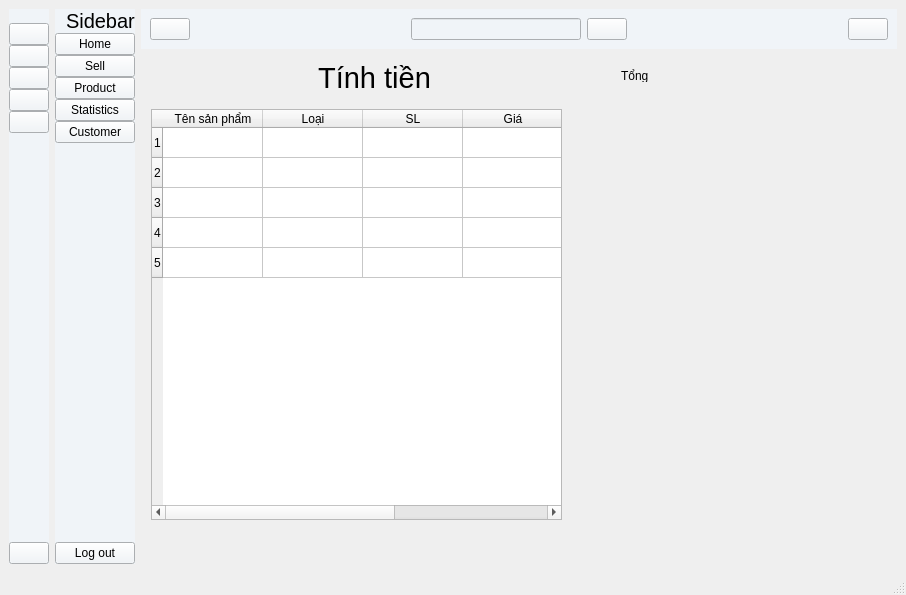
Old version of the form menu.ui in the repository alandwalker2/sanpham.
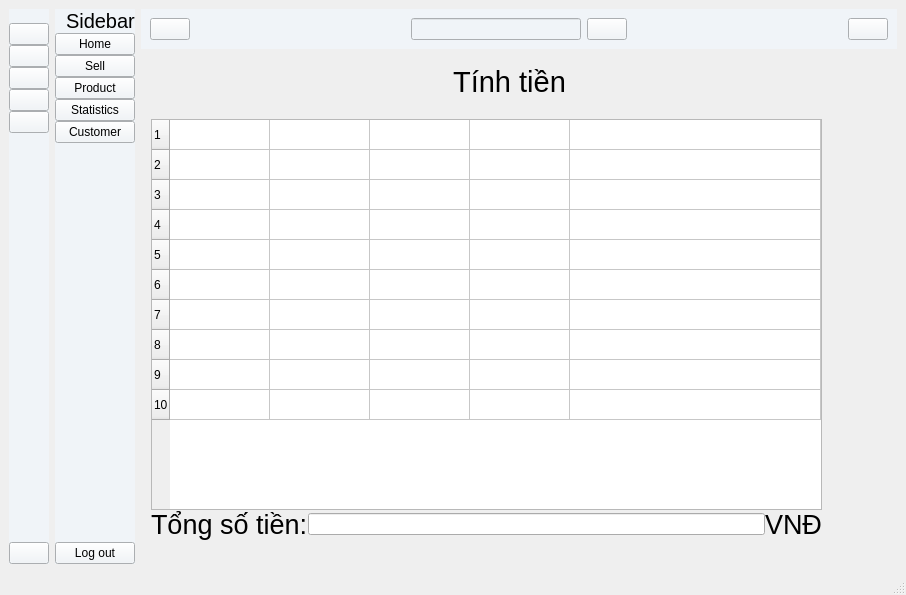
New version of the form. The open tabs and pages were chosen to show the change. Icons and pictures are not drawn. Custom widgets are drawn as their Qt base class.

Commit message: Update customer page

The edit to the form file:
```diff
--- a/menu.ui
+++ b/menu.ui
@@ -536,7 +536,7 @@
           <string notr="true"/>
          </property>
          <property name="currentIndex">
-          <number>1</number>
+          <number>4</number>
          </property>
          <widget class="QWidget" name="page">
           <widget class="QLabel" name="lblWelcome">
@@ -788,9 +788,9 @@
            <property name="geometry">
             <rect>
              <x>10</x>
-             <y>60</y>
-             <width>411</width>
-             <height>411</height>
+             <y>70</y>
+             <width>671</width>
+             <height>391</height>
             </rect>
            </property>
            <property name="sizePolicy">
@@ -799,6 +799,18 @@
              <verstretch>0</verstretch>
             </sizepolicy>
            </property>
+           <property name="maximumSize">
+            <size>
+             <width>16777214</width>
+             <height>16777215</height>
+            </size>
+           </property>
+           <property name="baseSize">
+            <size>
+             <width>0</width>
+             <height>0</height>
+            </size>
+           </property>
            <property name="autoFillBackground">
             <bool>false</bool>
            </property>
@@ -806,7 +818,10 @@
             <enum>QAbstractScrollArea::AdjustToContents</enum>
            </property>
            <property name="selectionMode">
-            <enum>QAbstractItemView::ExtendedSelection</enum>
+            <enum>QAbstractItemView::SingleSelection</enum>
+           </property>
+           <property name="selectionBehavior">
+            <enum>QAbstractItemView::SelectItems</enum>
            </property>
            <property name="verticalScrollMode">
             <enum>QAbstractItemView::ScrollPerItem</enum>
@@ -815,13 +830,13 @@
             <enum>Qt::SolidLine</enum>
            </property>
            <property name="rowCount">
-            <number>5</number>
+            <number>10</number>
            </property>
            <property name="columnCount">
             <number>5</number>
            </property>
            <attribute name="horizontalHeaderVisible">
-            <bool>true</bool>
+            <bool>false</bool>
            </attribute>
            <attribute name="horizontalHeaderCascadingSectionResizes">
             <bool>true</bool>
@@ -852,6 +867,11 @@
            <row/>
            <row/>
            <row/>
+           <row/>
+           <row/>
+           <row/>
+           <row/>
+           <row/>
            <column>
             <property name="text">
              <string>Tên sản phẩm</string>
@@ -871,6 +891,20 @@
             <property name="text">
              <string>Giá</string>
             </property>
+            <property name="font">
+             <font>
+              <stylestrategy>PreferAntialias</stylestrategy>
+             </font>
+            </property>
+            <property name="foreground">
+             <brush brushstyle="SolidPattern">
+              <color alpha="255">
+               <red>0</red>
+               <green>0</green>
+               <blue>0</blue>
+              </color>
+             </brush>
+            </property>
            </column>
            <column>
             <property name="text">
@@ -888,13 +922,13 @@
             <rect>
              <x>0</x>
              <y>0</y>
-             <width>421</width>
-             <height>58</height>
+             <width>691</width>
+             <height>66</height>
             </rect>
            </property>
-           <layout class="QHBoxLayout" name="horizontalLayout_5">
+           <layout class="QHBoxLayout" name="horizontalLayout_6">
             <item>
-             <widget class="QLabel" name="label_6">
+             <widget class="QPushButton" name="pushButton_22">
               <property name="maximumSize">
                <size>
                 <width>40</width>
@@ -904,10 +938,32 @@
               <property name="text">
                <string/>
               </property>
-              <property name="pixmap">
-               <pixmap>go-back-2.png</pixmap>
+              <property name="icon">
+               <iconset>
+                <normaloff>go-back-2.png</normaloff>go-back-2.png</iconset>
               </property>
-              <property name="scaledContents">
+              <property name="iconSize">
+               <size>
+                <width>40</width>
+                <height>40</height>
+               </size>
+              </property>
+              <property name="checkable">
+               <bool>false</bool>
+              </property>
+              <property name="autoRepeat">
+               <bool>false</bool>
+              </property>
+              <property name="autoExclusive">
+               <bool>false</bool>
+              </property>
+              <property name="autoDefault">
+               <bool>false</bool>
+              </property>
+              <property name="default">
+               <bool>false</bool>
+              </property>
+              <property name="flat">
                <bool>true</bool>
               </property>
              </widget>
@@ -929,18 +985,75 @@
             </item>
            </layout>
           </widget>
-          <widget class="QLabel" name="label_9">
+          <widget class="QWidget" name="widget_4" native="true">
            <property name="geometry">
             <rect>
-             <x>480</x>
-             <y>20</y>
-             <width>47</width>
-             <height>13</height>
+             <x>10</x>
+             <y>450</y>
+             <width>671</width>
+             <height>51</height>
             </rect>
            </property>
-           <property name="text">
-            <string>Tổng</string>
+           <property name="autoFillBackground">
+            <bool>false</bool>
            </property>
+           <layout class="QHBoxLayout" name="horizontalLayout_5">
+            <property name="spacing">
+             <number>0</number>
+            </property>
+            <property name="leftMargin">
+             <number>0</number>
+            </property>
+            <property name="topMargin">
+             <number>0</number>
+            </property>
+            <property name="rightMargin">
+             <number>0</number>
+            </property>
+            <property name="bottomMargin">
+             <number>0</number>
+            </property>
+            <item>
+             <widget class="QLabel" name="label_10">
+              <property name="font">
+               <font>
+                <pointsize>20</pointsize>
+               </font>
+              </property>
+              <property name="text">
+               <string>Tổng số tiền:</string>
+              </property>
+             </widget>
+            </item>
+            <item>
+             <widget class="QLineEdit" name="lineEdit_2">
+              <property name="locale">
+               <locale language="Vietnamese" country="Vietnam"/>
+              </property>
+              <property name="text">
+               <string/>
+              </property>
+              <property name="alignment">
+               <set>Qt::AlignRight|Qt::AlignTrailing|Qt::AlignVCenter</set>
+              </property>
+              <property name="dragEnabled">
+               <bool>false</bool>
+              </property>
+             </widget>
+            </item>
+            <item>
+             <widget class="QLabel" name="label_6">
+              <property name="font">
+               <font>
+                <pointsize>20</pointsize>
+               </font>
+              </property>
+              <property name="text">
+               <string>VNĐ</string>
+              </property>
+             </widget>
+            </item>
+           </layout>
           </widget>
          </widget>
          <widget class="QWidget" name="page_3">
@@ -1118,7 +1231,7 @@
            <property name="geometry">
             <rect>
              <x>10</x>
-             <y>20</y>
+             <y>30</y>
              <width>651</width>
              <height>471</height>
             </rect>
@@ -1308,18 +1421,49 @@
           </widget>
          </widget>
          <widget class="QWidget" name="page_5">
-          <widget class="QLabel" name="label_8">
+          <widget class="QTableWidget" name="productTable_3">
            <property name="geometry">
             <rect>
-             <x>180</x>
-             <y>110</y>
-             <width>47</width>
-             <height>13</height>
+             <x>20</x>
+             <y>100</y>
+             <width>601</width>
+             <height>281</height>
             </rect>
            </property>
-           <property name="text">
-            <string>CUS</string>
+           <property name="styleSheet">
+            <string notr="true">QTableWidget {
+        border: 1px solid black; /* Viền ngoài của bảng */
+        gridline-color: black;   /* Màu của các đường lưới */
+    }
+QTableWidget::item {
+        border: 1px solid gray; /* Viền của các ô */
+    }</string>
            </property>
+           <column>
+            <property name="text">
+             <string>STT</string>
+            </property>
+           </column>
+           <column>
+            <property name="text">
+             <string>SĐT</string>
+            </property>
+           </column>
+           <column>
+            <property name="text">
+             <string>New Column</string>
+            </property>
+           </column>
+           <column>
+            <property name="text">
+             <string>Địa chỉ</string>
+            </property>
+           </column>
+           <column>
+            <property name="text">
+             <string>Yêu cầu</string>
+            </property>
+           </column>
           </widget>
          </widget>
         </widget>
```
The commit also changes 1 other file.
